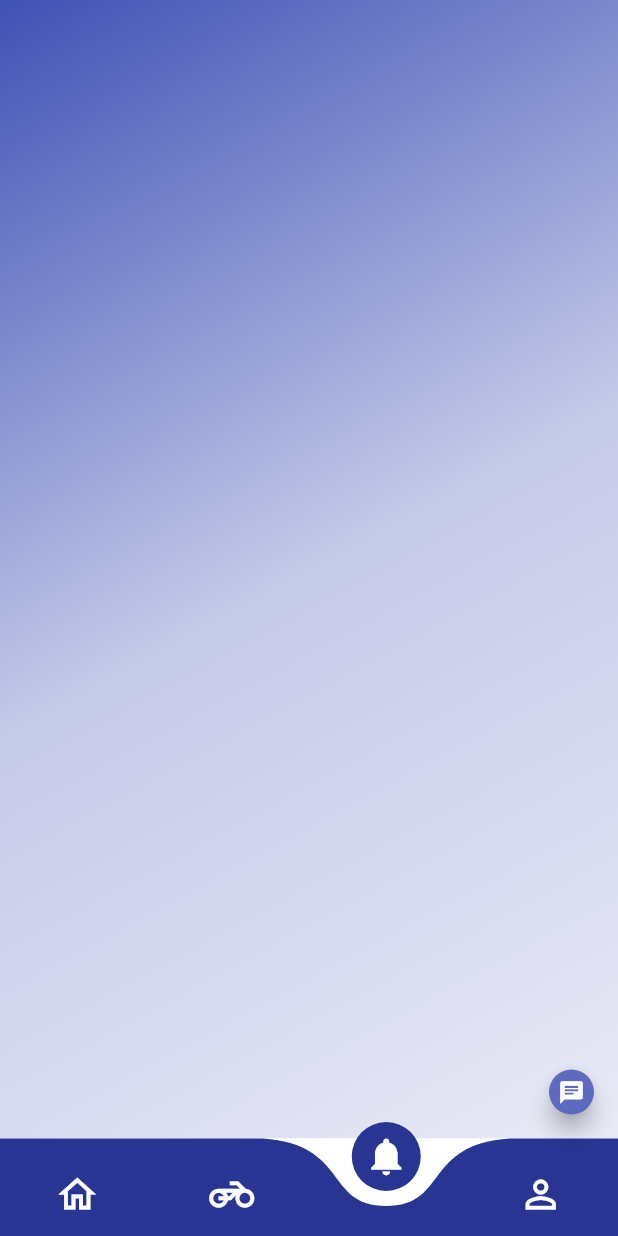
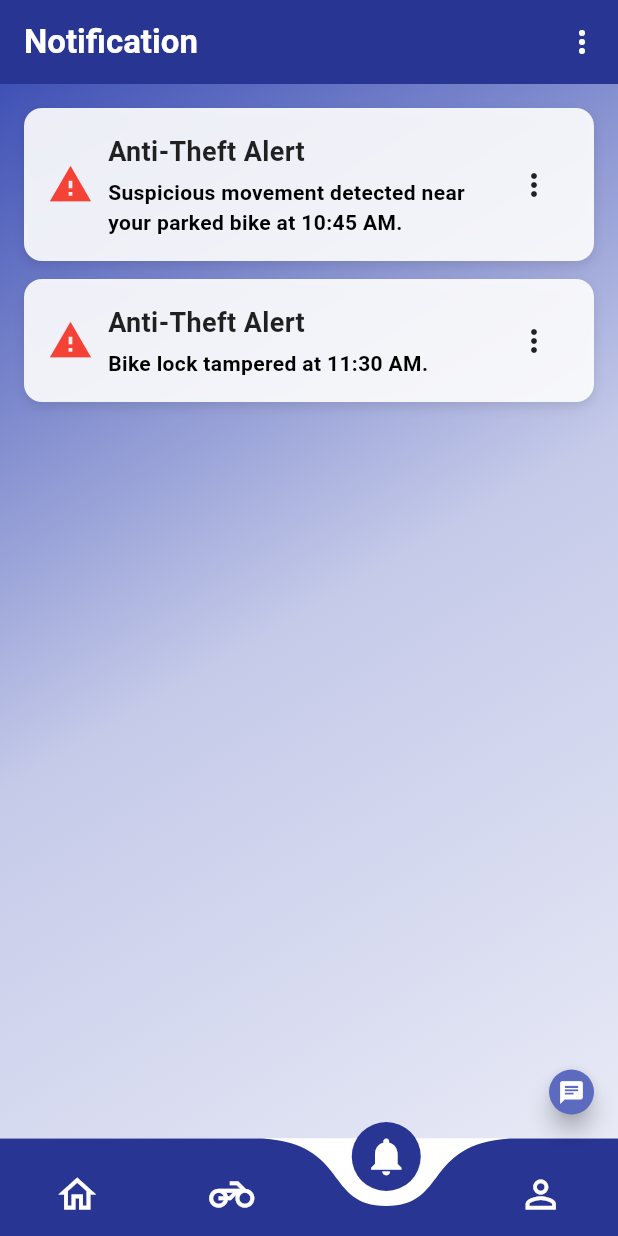
Before and after one commit to CO3302Group3/User_and_Agent_App_Flutter, a Flutter app: the screen it shows after launch, item 3 of the bottom bar chosen, on a phone screen of 412 x 824 dp. Run offline on Flutter 3.47's test engine with Material 3 defaults, Android fonts, the phone set to English and light mode, and no system bars; drawn by our look-alikes of curved_navigation_bar; our stand-ins replace animated_text_kit, google_maps_flutter, lottie, permission_handler.

Commit message:
Updated this part

```diff
--- a/lib/users/Notifications.dart
+++ b/lib/users/Notifications.dart
@@ -8,11 +8,44 @@ class Notifications extends StatefulWidget {
 }
 
 class _NotificationsState extends State<Notifications> {
+  List<String> notifications = [
+    "Suspicious movement detected near your parked bike at 10:45 AM.",
+    "Bike lock tampered at 11:30 AM.",
+  ];
+
   @override
   Widget build(BuildContext context) {
     return Scaffold(
+      appBar: AppBar(
+        title: const Text(
+          "Notification",
+          style: TextStyle(color: Colors.white, fontWeight: FontWeight.bold),
+        ),
+        backgroundColor: Colors.indigo.shade800,
+        actions: [
+          PopupMenuButton<String>(
+            icon: const Icon(Icons.more_vert, color: Colors.white),
+            onSelected: (value) {
+              if (value == "delete_all") {
+                setState(() {
+                  notifications.clear();
+                });
+                ScaffoldMessenger.of(context).showSnackBar(
+                  const SnackBar(content: Text("All notifications deleted")),
+                );
+              }
+            },
+            itemBuilder: (context) => [
+              const PopupMenuItem(
+                value: "delete_all",
+                child: Text("Delete all notifications"),
+              )
+            ],
+          )
+        ],
+      ),
       body: Container(
-        decoration: BoxDecoration(
+        decoration: const BoxDecoration(
           gradient: LinearGradient(
             colors: [
               Color(0xFF3F51B5),
@@ -23,8 +56,83 @@ class _NotificationsState extends State<Notifications> {
             end: Alignment.bottomRight,
           ),
         ),
-        child: Container(
-
+        padding: const EdgeInsets.all(16.0),
+        child: notifications.isEmpty
+            ? const Center(
+          child: Text(
+            "No notifications",
+            style: TextStyle(color: Colors.white, fontSize: 18),
+          ),
+        )
+            : ListView.builder(
+          itemCount: notifications.length,
+          itemBuilder: (context, index) {
+            return Container(
+              margin: const EdgeInsets.only(bottom: 12),
+              padding: const EdgeInsets.all(16),
+              decoration: BoxDecoration(
+                color: Colors.white.withOpacity(0.9),
+                borderRadius: BorderRadius.circular(12),
+                boxShadow: [
+                  BoxShadow(
+                    color: Colors.black.withOpacity(0.1),
+                    blurRadius: 6,
+                    offset: const Offset(0, 3),
+                  ),
+                ],
+              ),
+              child: Row(
+                children: [
+                  const Icon(Icons.warning, color: Colors.red, size: 30),
+                  const SizedBox(width: 10),
+                  Expanded(
+                    child: Column(
+                      crossAxisAlignment: CrossAxisAlignment.start,
+                      children: [
+                        const Text(
+                          "Anti-Theft Alert",
+                          style: TextStyle(
+                            fontSize: 18,
+                            fontWeight: FontWeight.bold,
+                            color: Colors.black87,
+                          ),
+                        ),
+                        const SizedBox(height: 4),
+                        Text(
+                          notifications[index],
+                          style: const TextStyle(
+                            fontSize: 14,
+                            color: Colors.black,
+                            fontWeight: FontWeight.bold,
+                          ),
+                        ),
+                      ],
+                    ),
+                  ),
+                  PopupMenuButton<String>(
+                    icon: const Icon(Icons.more_vert),
+                    onSelected: (value) {
+                      if (value == "delete_this") {
+                        setState(() {
+                          notifications.removeAt(index);
+                        });
+                        ScaffoldMessenger.of(context).showSnackBar(
+                          const SnackBar(
+                              content: Text("Notification deleted")),
+                        );
+                      }
+                    },
+                    itemBuilder: (context) => [
+                      const PopupMenuItem(
+                        value: "delete_this",
+                        child: Text("Delete this notification"),
+                      )
+                    ],
+                  )
+                ],
+              ),
+            );
+          },
         ),
       ),
     );
--- a/lib/users/profile.dart
+++ b/lib/users/profile.dart
@@ -1,3 +1,4 @@
+import 'package:computer_engineering_project/users/Loginscreen.dart';
 import 'package:flutter/material.dart';
 
 class Profile extends StatefulWidget {
@@ -227,7 +228,7 @@ class _ProfileState extends State<Profile> {
                       borderRadius: BorderRadius.circular(15)),
                 ),
                 onPressed: () {
-                  // Your onPressed logic
+                  Navigator.push(context, MaterialPageRoute(builder:(context)=> Loginscreen()));
                 },
                 child: const Row(
                   mainAxisAlignment: MainAxisAlignment.start,
--- a/pubspec.yaml
+++ b/pubspec.yaml
@@ -33,6 +33,7 @@ dependencies:
   curved_navigation_bar:
   animated_bottom_navigation_bar:
   google_maps_flutter: ^2.5.0
+  permission_handler: ^11.3.0
 
 
   # The following adds the Cupertino Icons font to your application.
```
Also changed, not shown: lib/users/bikestatus.dart (+69 -29 lines), lib/users/home.dart (+5 -3 lines), lib/users/parkingslotscreen.dart (+40 -5 lines), pubspec.lock, 4 other files.
